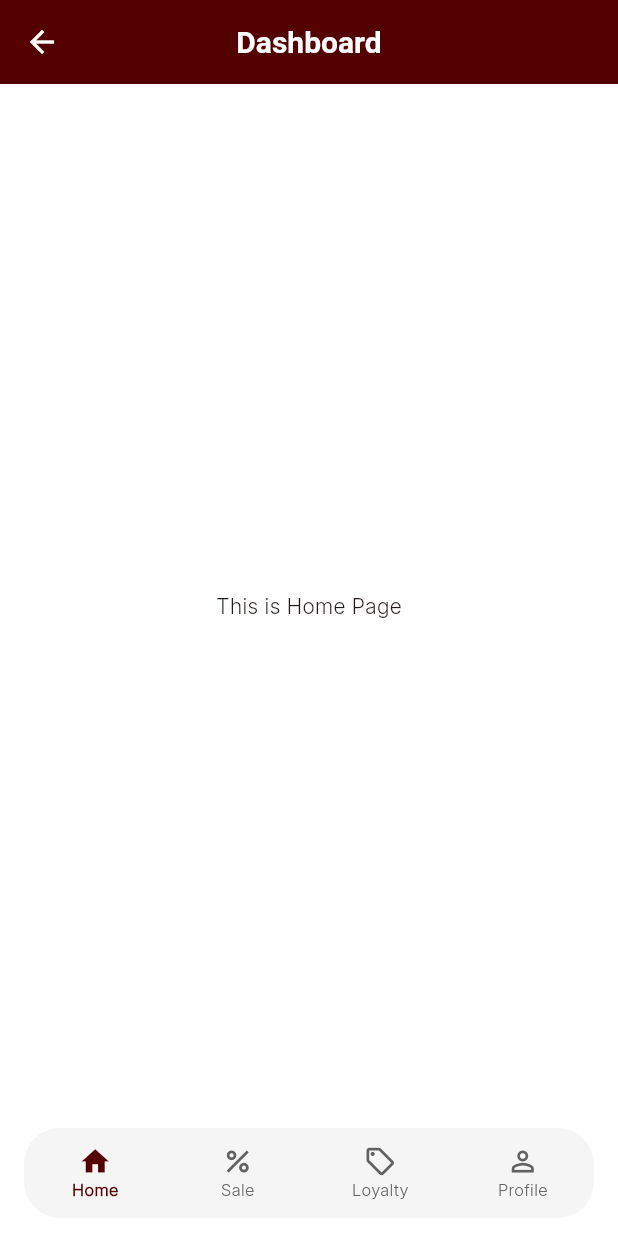
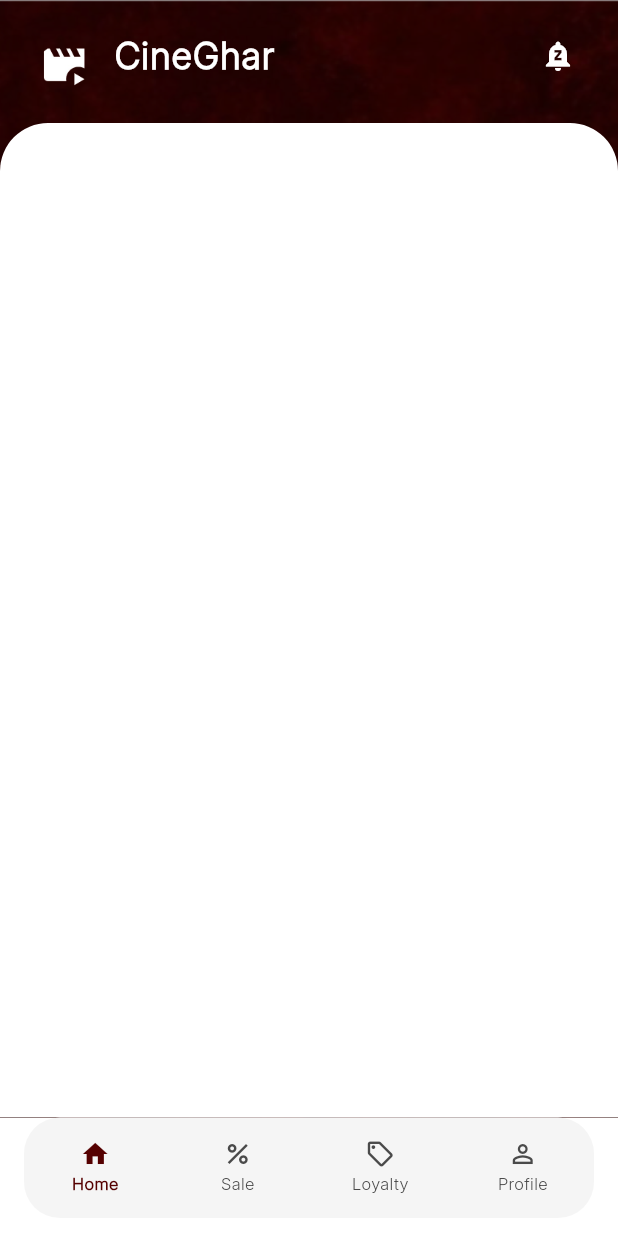
Before and after one commit to Sanskriti-Khanal/cineghar, a Flutter app: the BottomNavigationScreen screen opened directly, on a phone screen of 412 x 824 dp. Run offline on Flutter 3.47's test engine with Material 3 defaults, Android fonts, the phone set to English and light mode, and no system bars; our stand-ins replace intl_phone_number_input.

Commit message:
Home page

```diff
--- a/lib/screens/bottom_navigation_screen.dart
+++ b/lib/screens/bottom_navigation_screen.dart
@@ -28,7 +28,6 @@ class _BottomNavigationScreenState extends State<BottomNavigationScreen> {
     final bottomInset = mediaQuery.viewPadding.bottom;
 
     return Scaffold(
-      appBar: AppBar(title: const Text("Dashboard")),
       body: _bottomScreens[_selectedIndex],
       backgroundColor: Colors.white,
       bottomNavigationBar: Padding(
@@ -39,60 +38,104 @@ class _BottomNavigationScreenState extends State<BottomNavigationScreen> {
           (bottomInset > 0 ? bottomInset : 8) + 4,
         ),
         child: Container(
+          height: 67,
           decoration: BoxDecoration(
             color: const Color(0xFFF5F5F5),
             borderRadius: BorderRadius.circular(24),
           ),
-          child: ClipRRect(
-            borderRadius: BorderRadius.circular(24),
-            child: Padding(
-              padding: const EdgeInsets.symmetric(vertical: 2),
-              child: BottomNavigationBar(
-                type: BottomNavigationBarType.fixed,
-                backgroundColor: Colors.transparent,
-                elevation: 0,
-                selectedItemColor: primaryColor,
-                unselectedItemColor: Colors.grey[700],
-                selectedLabelStyle: const TextStyle(
-                  fontWeight: FontWeight.w600,
-                  fontSize: 11,
+          child: Row(
+            mainAxisAlignment: MainAxisAlignment.spaceEvenly,
+            children: [
+              _NavItem(
+                icon: Icons.home_outlined,
+                activeIcon: Icons.home,
+                label: 'Home',
+                isActive: _selectedIndex == 0,
+                activeColor: primaryColor,
+                onTap: () => _onNavTap(0),
               ),
-                unselectedLabelStyle: const TextStyle(
-                  fontWeight: FontWeight.w500,
-                  fontSize: 11,
+              _NavItem(
+                icon: Icons.percent_outlined,
+                activeIcon: Icons.percent,
+                label: 'Sale',
+                isActive: _selectedIndex == 1,
+                activeColor: primaryColor,
+                onTap: () => _onNavTap(1),
               ),
-                iconSize: 22,
-                currentIndex: _selectedIndex,
-                onTap: (index) {
-                  setState(() {
-                    _selectedIndex = index;
-                  });
-                },
-                items: const [
-                  BottomNavigationBarItem(
-                    icon: Icon(Icons.home_outlined),
-                    activeIcon: Icon(Icons.home),
-                    label: "Home",
+              _NavItem(
+                icon: Icons.local_offer_outlined,
+                activeIcon: Icons.local_offer,
+                label: 'Loyalty',
+                isActive: _selectedIndex == 2,
+                activeColor: primaryColor,
+                onTap: () => _onNavTap(2),
               ),
-                  BottomNavigationBarItem(
-                    icon: Icon(Icons.percent_outlined),
-                    activeIcon: Icon(Icons.percent),
-                    label: "Sale",
-                  ),
-                  BottomNavigationBarItem(
-                    icon: Icon(Icons.local_offer_outlined),
-                    activeIcon: Icon(Icons.local_offer),
-                    label: "Loyalty",
-                  ),
-                  BottomNavigationBarItem(
-                    icon: Icon(Icons.person_outline),
-                    activeIcon: Icon(Icons.person),
-                    label: "Profile",
+              _NavItem(
+                icon: Icons.person_outline,
+                activeIcon: Icons.person,
+                label: 'Profile',
+                isActive: _selectedIndex == 3,
+                activeColor: primaryColor,
+                onTap: () => _onNavTap(3),
               ),
             ],
           ),
         ),
       ),
+    );
+  }
+
+  void _onNavTap(int index) {
+    setState(() {
+      _selectedIndex = index;
+    });
+  }
+}
+
+class _NavItem extends StatelessWidget {
+  final IconData icon;
+  final IconData activeIcon;
+  final String label;
+  final bool isActive;
+  final Color activeColor;
+  final VoidCallback onTap;
+
+  const _NavItem({
+    required this.icon,
+    required this.activeIcon,
+    required this.label,
+    required this.isActive,
+    required this.activeColor,
+    required this.onTap,
+  });
+
+  @override
+  Widget build(BuildContext context) {
+    final Color inactiveColor = const Color(0xFF4A4A4A);
+
+    return Expanded(
+      child: InkWell(
+        onTap: onTap,
+        borderRadius: BorderRadius.circular(24),
+        child: Column(
+          mainAxisAlignment: MainAxisAlignment.center,
+          mainAxisSize: MainAxisSize.min,
+          children: [
+            Icon(
+              isActive ? activeIcon : icon,
+              size: 20,
+              color: isActive ? activeColor : inactiveColor,
+            ),
+            const SizedBox(height: 2),
+            Text(
+              label,
+              style: TextStyle(
+                fontSize: 11,
+                fontWeight: isActive ? FontWeight.w700 : FontWeight.w500,
+                color: isActive ? activeColor : inactiveColor,
+              ),
+            ),
+          ],
         ),
       ),
     );
--- a/lib/screens/bottom_screen/home_screen.dart
+++ b/lib/screens/bottom_screen/home_screen.dart
@@ -5,8 +5,77 @@ class HomeScreen extends StatelessWidget {
 
   @override
   Widget build(BuildContext context) {
-    return SizedBox.expand(
-      child: Center(child: Text("This is Home Page"),),
+    final theme = Theme.of(context);
+    final primaryColor = theme.colorScheme.primary;
+    final size = MediaQuery.of(context).size;
+    final isTablet = size.width > 600;
+
+    return Stack(
+      children: [
+        Positioned.fill(
+          child: Image.asset('assets/images/background.png', fit: BoxFit.cover),
+        ),
+        Positioned.fill(child: Container(color: Colors.black.withOpacity(0.2))),
+        SafeArea(
+          child: Column(
+            crossAxisAlignment: CrossAxisAlignment.start,
+            children: [
+              Padding(
+                padding: const EdgeInsets.symmetric(
+                  horizontal: 16,
+                  vertical: 12,
+                ),
+                child: _buildTopBar(primaryColor),
+              ),
+              const SizedBox(height: 8),
+              Expanded(
+                child: Container(
+                  margin: EdgeInsets.zero,
+                  decoration: const BoxDecoration(
+                    color: Colors.white,
+                    borderRadius: BorderRadius.only(
+                      topLeft: Radius.circular(32),
+                      topRight: Radius.circular(32),
+                    ),
+                  ),
+                ),
+              ),
+            ],
+          ),
+        ),
+      ],
+    );
+  }
+
+  Widget _buildTopBar(Color primaryColor) {
+    return Row(
+      mainAxisAlignment: MainAxisAlignment.spaceBetween,
+      children: [
+        Row(
+          children: [
+            Image.asset(
+              'assets/images/logo.png',
+              width: 50,
+              height: 50,
+              fit: BoxFit.contain,
+            ),
+            const SizedBox(width: 10),
+            const Text(
+              'CineGhar',
+              style: TextStyle(
+                color: Colors.white,
+                fontSize: 24,
+                fontWeight: FontWeight.w700,
+                letterSpacing: 0.5,
+              ),
+            ),
+          ],
+        ),
+        IconButton(
+          onPressed: () {},
+          icon: const Icon(Icons.notifications_paused, color: Colors.white),
+        ),
+      ],
     );
   }
 }
```
Lines whose indentation alone changed are shown as unchanged.
